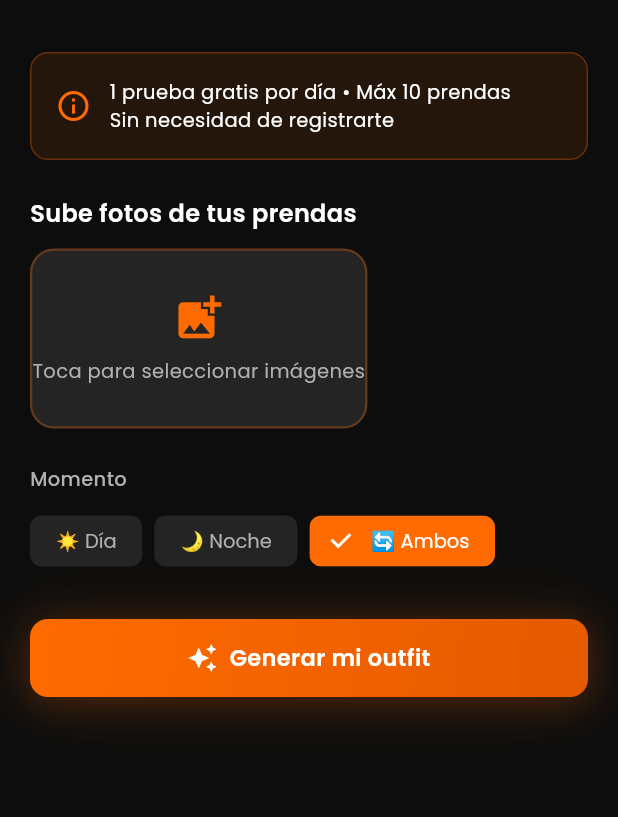
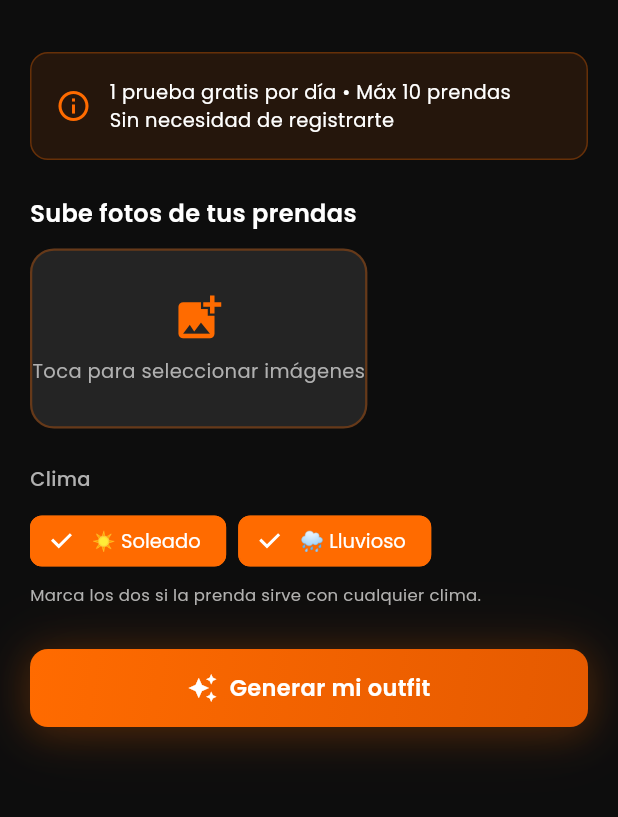
Before and after one commit to wendyVargas313/Styleme, a Flutter app: the GuestScreen screen opened by its route, on a phone screen of 412 x 824 dp, the part 62-879 px from its top. Run offline on Flutter 3.47's test engine with Material 3 defaults, Android fonts, the phone set to English and light mode, and no system bars; our stand-ins replace cached_network_image, dio, google_fonts, image_picker, shared_preferences; missing offline and left inert: google_mlkit_subject_segmentation; accounts and stored records are empty; network calls fail.

Commit message:
feat(P7e): selector de clima Soleado/Lluvioso (versátil = ambos) en armario, subida, invitado y crear outfit
Co-Authored-By: Claude Sonnet 5 <noreply@anthropic.com>

```diff
--- a/styleme-flutter/lib/config/constants.dart
+++ b/styleme-flutter/lib/config/constants.dart
@@ -4,30 +4,44 @@ class AppConstants {
   static const String tokenKey = 'auth_token';
   static const String userKey = 'user_data';
 
-  // Momentos disponibles para una prenda: cuándo conviene usarla
-  static const List<String> momentos = ['dia', 'noche', 'ambos'];
+  // Momento de una prenda = clima para el que sirve. 'ambos' es un valor
+  // interno (prenda versátil): en la UI se marca con los dos chips.
+  static const List<String> momentos = ['soleado', 'lluvioso', 'ambos'];
   static const String momentoDefault = 'ambos';
+  static const List<String> momentosSeleccionables = ['soleado', 'lluvioso'];
 
   static const Map<String, String> momentoIconos = {
-    'dia': '☀️',
-    'noche': '🌙',
-    'ambos': '🔄',
+    'soleado': '☀️',
+    'lluvioso': '🌧️',
+    'ambos': '☀️🌧️',
   };
 
   static const Map<String, String> momentoEtiquetas = {
-    'dia': 'Día',
-    'noche': 'Noche',
-    'ambos': 'Ambos',
+    'soleado': 'Soleado',
+    'lluvioso': 'Lluvioso',
+    'ambos': 'Soleado y lluvioso',
   };
+
+  static const Map<String, String> _momentosLegado = {
+    'dia': 'soleado',
+    'noche': 'lluvioso',
+  };
+
+  // Valor vigente del momento (acepta el legado dia/noche); null si no se
+  // reconoce.
+  static String? normalizarMomento(String? momento) {
+    if (momentos.contains(momento)) return momento;
+    return _momentosLegado[momento];
+  }
 
   // Ícono para un momento; tolerante a null o valores desconocidos.
   static String iconoMomento(String? momento) {
-    return momentoIconos[momento] ?? '🔄';
+    return momentoIconos[normalizarMomento(momento) ?? momentoDefault]!;
   }
 
   // Etiqueta legible para un momento; tolerante a null o valores desconocidos.
   static String etiquetaMomento(String? momento) {
-    return momentoEtiquetas[momento] ?? 'Ambos';
+    return momentoEtiquetas[normalizarMomento(momento) ?? momentoDefault]!;
   }
 
   // Opciones de género
--- a/styleme-flutter/lib/controllers/recomendacion_controller.dart
+++ b/styleme-flutter/lib/controllers/recomendacion_controller.dart
@@ -1,6 +1,7 @@
 // StyleMe - Controller de Recomendaciones (Provider)
 import 'package:flutter/foundation.dart';
 import 'package:styleme/config/api_config.dart';
+import 'package:styleme/config/constants.dart';
 import 'package:styleme/controllers/mixins/recarga_inteligente.dart';
 import 'package:styleme/models/outfit_ia_model.dart';
 import 'package:styleme/models/outfit_model.dart';
@@ -116,8 +117,9 @@ class RecomendacionController extends ChangeNotifier with RecargaInteligente {
   }
 
   String _mensajeSinCandidatos(String? momento) {
-    if (momento == 'dia') return 'No tienes suficientes prendas de día para armar un outfit';
-    if (momento == 'noche') return 'No tienes suficientes prendas de noche para armar un outfit';
+    final normalizado = AppConstants.normalizarMomento(momento);
+    if (normalizado == 'soleado') return 'No tienes suficientes prendas para clima soleado';
+    if (normalizado == 'lluvioso') return 'No tienes suficientes prendas para clima lluvioso';
     return 'No tienes suficientes prendas compatibles para armar un outfit';
   }
 
--- a/styleme-flutter/lib/models/outfit_model.dart
+++ b/styleme-flutter/lib/models/outfit_model.dart
@@ -1,4 +1,5 @@
 // StyleMe - Modelo de datos para Outfit
+import 'package:styleme/config/constants.dart';
 import 'package:styleme/models/prenda_model.dart';
 
 class ComplementoOutfit {
@@ -56,7 +57,7 @@ class OutfitModel {
           : null,
       complementos: complementos,
       feedback: json['feedback'] ?? 'none',
-      momento: json['momento'] as String?,
+      momento: AppConstants.normalizarMomento(json['momento'] as String?),
       tipoGeneracion: json['tipo_generacion'] ?? 'manual',
       generadoEn: json['generado_en'] ?? '',
     );
--- a/styleme-flutter/lib/models/prenda_model.dart
+++ b/styleme-flutter/lib/models/prenda_model.dart
@@ -1,4 +1,6 @@
 // StyleMe - Modelo de datos para Prenda
+import 'package:styleme/config/constants.dart';
+
 class PrendaModel {
   final String id;
   final String tipo;
@@ -29,7 +31,8 @@ class PrendaModel {
       id: json['id']?.toString() ?? '',
       tipo: json['tipo'] ?? '',
       color: json['color'] ?? '',
-      momento: json['momento'] ?? 'ambos',
+      momento: AppConstants.normalizarMomento(json['momento'] as String?) ??
+          AppConstants.momentoDefault,
       confianzaYolo: (json['confianza_yolo'] ?? 0.0).toDouble(),
       imagenUrl: json['imagen_url'] ?? '',
       notas: json['notas'] ?? '',
--- a/styleme-flutter/lib/views/auth/guest_screen.dart
+++ b/styleme-flutter/lib/views/auth/guest_screen.dart
@@ -13,6 +13,7 @@ import 'package:styleme/services/api_service.dart';
 import 'package:styleme/services/image_service.dart';
 import 'package:styleme/widgets/custom_button.dart';
 import 'package:styleme/widgets/loading_widget.dart';
+import 'package:styleme/widgets/momento_selector.dart';
 import 'package:styleme/widgets/outfit_visual_card.dart';
 
 class GuestScreen extends StatefulWidget {
@@ -206,7 +207,7 @@ class _GuestScreenState extends State<GuestScreen> {
         ),
         const SizedBox(height: 24),
         Text(
-          'Momento',
+          'Clima',
           style: GoogleFonts.poppins(
             color: StyleMeTheme.textSecondary,
             fontSize: 13,
@@ -214,24 +215,9 @@ class _GuestScreenState extends State<GuestScreen> {
           ),
         ),
         const SizedBox(height: 8),
-        Wrap(
-          spacing: 8,
-          children: AppConstants.momentos.map((m) {
-            final sel = m == _momentoSeleccionado;
-            return ChoiceChip(
-              label: Text(
-                '${AppConstants.iconoMomento(m)} ${AppConstants.etiquetaMomento(m)}',
-                style: GoogleFonts.poppins(
-                  color: sel ? Colors.white : StyleMeTheme.textSecondary,
-                  fontSize: 13,
-                ),
-              ),
-              selected: sel,
-              selectedColor: StyleMeTheme.primary,
-              backgroundColor: StyleMeTheme.card,
-              onSelected: (_) => setState(() => _momentoSeleccionado = m),
-            );
-          }).toList(),
+        MomentoSelector(
+          valor: _momentoSeleccionado,
+          onChanged: (m) => setState(() => _momentoSeleccionado = m),
         ),
         const SizedBox(height: 28),
         CustomButton(
--- a/styleme-flutter/lib/views/guardarropa/agregar_prenda_screen.dart
+++ b/styleme-flutter/lib/views/guardarropa/agregar_prenda_screen.dart
@@ -8,6 +8,7 @@ import 'package:styleme/config/theme.dart';
 import 'package:styleme/controllers/guardarropa_controller.dart';
 import 'package:styleme/services/image_service.dart';
 import 'package:styleme/widgets/custom_button.dart';
+import 'package:styleme/widgets/momento_selector.dart';
 
 const _maxFotos = 10;
 
@@ -90,11 +91,12 @@ class _AgregarPrendaScreenState extends State<AgregarPrendaScreen> {
     setState(() => foto.seleccionada = !foto.seleccionada);
   }
 
+  // La selección se conserva: el selector tiene dos chips independientes y
+  // pasar de un valor a otro puede requerir más de un toque.
   void _asignarMomento(String momento) {
     setState(() {
-      for (final f in _seleccionadas.toList()) {
+      for (final f in _seleccionadas) {
         f.momento = momento;
-        f.seleccionada = false;
       }
     });
   }
@@ -310,8 +312,9 @@ class _AgregarPrendaScreenState extends State<AgregarPrendaScreen> {
           ],
           const SizedBox(height: 14),
           Text(
-            'Toca las fotos para seleccionarlas y marcarlas como Día o Noche. '
-            'Las que no marques quedan en Ambos.',
+            'Toca las fotos para seleccionarlas y marcar con qué clima se '
+            'usan. Si no las cambias, quedan como '
+            '${AppConstants.etiquetaMomento(AppConstants.momentoDefault)}.',
             style: GoogleFonts.poppins(
                 color: StyleMeTheme.textPrimary, fontSize: 12),
           ),
@@ -461,27 +464,14 @@ class _AgregarPrendaScreenState extends State<AgregarPrendaScreen> {
   Widget _buildBarraSeleccion() {
     final editables = _fotos.where((f) => f.editable).length;
     final todasSeleccionadas = _seleccionadas.length == editables;
+    final valores = _seleccionadas.map((f) => f.momento).toSet();
     return Column(
       crossAxisAlignment: CrossAxisAlignment.stretch,
       children: [
-        Row(
-          children: [
-            for (final (momento, texto) in const [
-              ('dia', '☀️ Día'),
-              ('noche', '🌙 Noche'),
-              ('ambos', '🔄 Ambos'),
-            ])
-              Expanded(
-                child: Padding(
-                  padding: const EdgeInsets.symmetric(horizontal: 3),
-                  child: OutlinedButton(
-                    onPressed: () => _asignarMomento(momento),
-                    child: Text(texto,
-                        style: GoogleFonts.poppins(fontSize: 12)),
-                  ),
-                ),
-              ),
-          ],
+        MomentoSelector(
+          valor: valores.length == 1 ? valores.first : AppConstants.momentoDefault,
+          mixto: valores.length > 1,
+          onChanged: _asignarMomento,
         ),
         Row(
           mainAxisAlignment: MainAxisAlignment.spaceBetween,
@@ -668,13 +658,15 @@ class _Insignia extends StatelessWidget {
 
   @override
   Widget build(BuildContext context) {
+    // Ancho mínimo 24 (círculo); se estira para el ícono doble ☀️🌧️.
     return Container(
-      width: 24,
       height: 24,
+      constraints: const BoxConstraints(minWidth: 24),
+      padding: const EdgeInsets.symmetric(horizontal: 4),
       alignment: Alignment.center,
       decoration: BoxDecoration(
         color: Colors.black.withValues(alpha: 0.6),
-        shape: BoxShape.circle,
+        borderRadius: BorderRadius.circular(12),
       ),
       child: child,
     );
--- a/styleme-flutter/lib/views/guardarropa/detalle_prenda_screen.dart
+++ b/styleme-flutter/lib/views/guardarropa/detalle_prenda_screen.dart
@@ -126,7 +126,7 @@ class DetallePrendaScreen extends StatelessWidget {
                   ('Tipo detectado', prenda.tipo),
                   ('Color predominante', prenda.color),
                   ('Confianza ML', prenda.confianzaTexto),
-                  ('Momento', AppConstants.etiquetaMomento(prenda.momento)),
+                  ('Clima', AppConstants.etiquetaMomento(prenda.momento)),
                   ('Agregada', _formatearFecha(prenda.creadoEn)),
                 ]),
 
--- a/styleme-flutter/lib/views/guardarropa/guardarropa_screen.dart
+++ b/styleme-flutter/lib/views/guardarropa/guardarropa_screen.dart
@@ -150,7 +150,7 @@ class _GuardarropaScreenState extends State<GuardarropaScreen> {
           child: ListView.builder(
             scrollDirection: Axis.horizontal,
             padding: const EdgeInsets.symmetric(horizontal: 16),
-            itemCount: AppConstants.momentos.length + 1,
+            itemCount: AppConstants.momentosSeleccionables.length + 1,
             itemBuilder: (_, i) {
               if (i == 0) {
                 final activo = ctrl.filtroMomento == null;
@@ -167,7 +167,8 @@ class _GuardarropaScreenState extends State<GuardarropaScreen> {
                   ),
                 );
               }
-              final m = AppConstants.momentos[i - 1];
+              // El backend incluye las versátiles en ambos filtros.
+              final m = AppConstants.momentosSeleccionables[i - 1];
               final activo = ctrl.filtroMomento == m;
               return Padding(
                 padding: const EdgeInsets.only(right: 8),
--- a/styleme-flutter/lib/views/recomendacion/outfit_detalle_screen.dart
+++ b/styleme-flutter/lib/views/recomendacion/outfit_detalle_screen.dart
@@ -269,7 +269,7 @@ class _OutfitDetalleScreenState extends State<OutfitDetalleScreen> {
         children: [
           _scoreItem('Co-ocurrencia', detalle['coocurrencia'] ?? 0, 'x0.5'),
           _scoreItem('Color', detalle['color'] ?? 0, 'x0.3'),
-          _scoreItem('Día/noche', detalle['momento'] ?? detalle['temporada'] ?? 0, 'x0.2'),
+          _scoreItem('Clima', detalle['momento'] ?? detalle['temporada'] ?? 0, 'x0.2'),
         ].map((w) => Expanded(child: w)).toList(),
       ),
     );
--- a/styleme-flutter/lib/views/recomendacion/recomendacion_screen.dart
+++ b/styleme-flutter/lib/views/recomendacion/recomendacion_screen.dart
@@ -95,14 +95,14 @@ class _RecomendacionScreenState extends State<RecomendacionScreen> {
 
               const SizedBox(height: 24),
 
-              // Selector de momento (null = "Cualquiera": no filtra)
+              // Selector de clima (null = "Cualquiera": no filtra)
               Text(
-                'Momento',
+                'Clima',
                 style: GoogleFonts.poppins(color: StyleMeTheme.textSecondary, fontSize: 13, fontWeight: FontWeight.w500),
               ),
               const SizedBox(height: 10),
               Row(
-                children: <String?>[null, 'dia', 'noche'].map((m) {
+                children: <String?>[null, ...AppConstants.momentosSeleccionables].map((m) {
                   final sel = m == _momentoSeleccionado;
                   final icono = m == null ? '🔀' : AppConstants.iconoMomento(m);
                   final etiqueta = m == null ? 'Cualquiera' : AppConstants.etiquetaMomento(m);
--- /dev/null
+++ b/styleme-flutter/lib/widgets/momento_selector.dart
@@ -0,0 +1,105 @@
+// StyleMe - Selector del clima de una prenda: ☀️ Soleado / 🌧️ Lluvioso
+import 'package:flutter/material.dart';
+import 'package:google_fonts/google_fonts.dart';
+import 'package:styleme/config/constants.dart';
+import 'package:styleme/config/theme.dart';
+
+// Dos chips independientes. Entrada/salida: 'soleado' | 'lluvioso' | 'ambos'
+// (los dos marcados = prenda versátil).
+class MomentoSelector extends StatelessWidget {
+  const MomentoSelector({
+    super.key,
+    required this.valor,
+    required this.onChanged,
+    this.mixto = false,
+  });
+
+  static const _versatil = 'ambos';
+
+  final String valor;
+  final ValueChanged<String> onChanged;
+
+  // Varias prendas con valores distintos: ningún chip marcado y al tocar uno
+  // se asigna solo ese valor.
+  final bool mixto;
+
+  Set<String> _marcados() {
+    if (mixto) return {};
+    final v = AppConstants.normalizarMomento(valor) ?? AppConstants.momentoDefault;
+    return AppConstants.momentosSeleccionables.contains(v)
+        ? {v}
+        : AppConstants.momentosSeleccionables.toSet();
+  }
+
+  void _alternar(String opcion) {
+    if (mixto) {
+      onChanged(opcion);
+      return;
+    }
+    final marcados = _marcados();
+    if (marcados.contains(opcion)) {
+      if (marcados.length == 1) return;
+      marcados.remove(opcion);
+    } else {
+      marcados.add(opcion);
+    }
+    onChanged(marcados.length > 1 ? _versatil : marcados.single);
+  }
+
+  @override
+  Widget build(BuildContext context) {
+    final marcados = _marcados();
+    return Column(
+      mainAxisSize: MainAxisSize.min,
+      crossAxisAlignment: CrossAxisAlignment.start,
+      children: [
+        Wrap(
+          spacing: 8,
+          runSpacing: 4,
+          crossAxisAlignment: WrapCrossAlignment.center,
+          children: [
+            for (final opcion in AppConstants.momentosSeleccionables)
+              FilterChip(
+                label: Text(
+                  '${AppConstants.iconoMomento(opcion)} ${AppConstants.etiquetaMomento(opcion)}',
+                  style: GoogleFonts.poppins(
+                    color: marcados.contains(opcion)
+                        ? Colors.white
+                        : StyleMeTheme.textSecondary,
+                    fontSize: 13,
+                  ),
+                ),
+                selected: marcados.contains(opcion),
+                onSelected: (_) => _alternar(opcion),
+                backgroundColor: StyleMeTheme.card,
+                selectedColor: StyleMeTheme.primary,
+                checkmarkColor: Colors.white,
+                side: BorderSide(
+                  color: marcados.contains(opcion)
+                      ? StyleMeTheme.primary
+                      : Colors.transparent,
+                ),
+              ),
+            if (mixto)
+              Text(
+                'Valores mixtos',
+                style: GoogleFonts.poppins(
+                  color: StyleMeTheme.warning,
+                  fontSize: 12,
+                  fontWeight: FontWeight.w500,
+                ),
+              ),
+          ],
+        ),
+        const SizedBox(height: 4),
+        Text(
+          'Marca los dos si la prenda sirve con cualquier clima.',
+          style: GoogleFonts.poppins(
+            color: StyleMeTheme.textSecondary,
+            fontSize: 11,
+          ),
+        ),
+      ],
+    );
+  }
+}
--- a/styleme-flutter/lib/widgets/prenda_card.dart
+++ b/styleme-flutter/lib/widgets/prenda_card.dart
@@ -103,7 +103,9 @@ class PrendaCard extends StatelessWidget {
                   const SizedBox(height: 6),
                   Row(
                     children: [
-                      _chip(prenda.color, StyleMeTheme.primary.withValues(alpha: 0.2)),
+                      Flexible(
+                        child: _chip(prenda.color, StyleMeTheme.primary.withValues(alpha: 0.2)),
+                      ),
                       const SizedBox(width: 4),
                       _chip(AppConstants.iconoMomento(prenda.momento), StyleMeTheme.card),
                     ],
@@ -146,6 +148,8 @@ class PrendaCard extends StatelessWidget {
       ),
       child: Text(
         texto,
+        maxLines: 1,
+        overflow: TextOverflow.ellipsis,
         style: GoogleFonts.poppins(
           color: StyleMeTheme.textPrimary,
           fontSize: 10,
```
